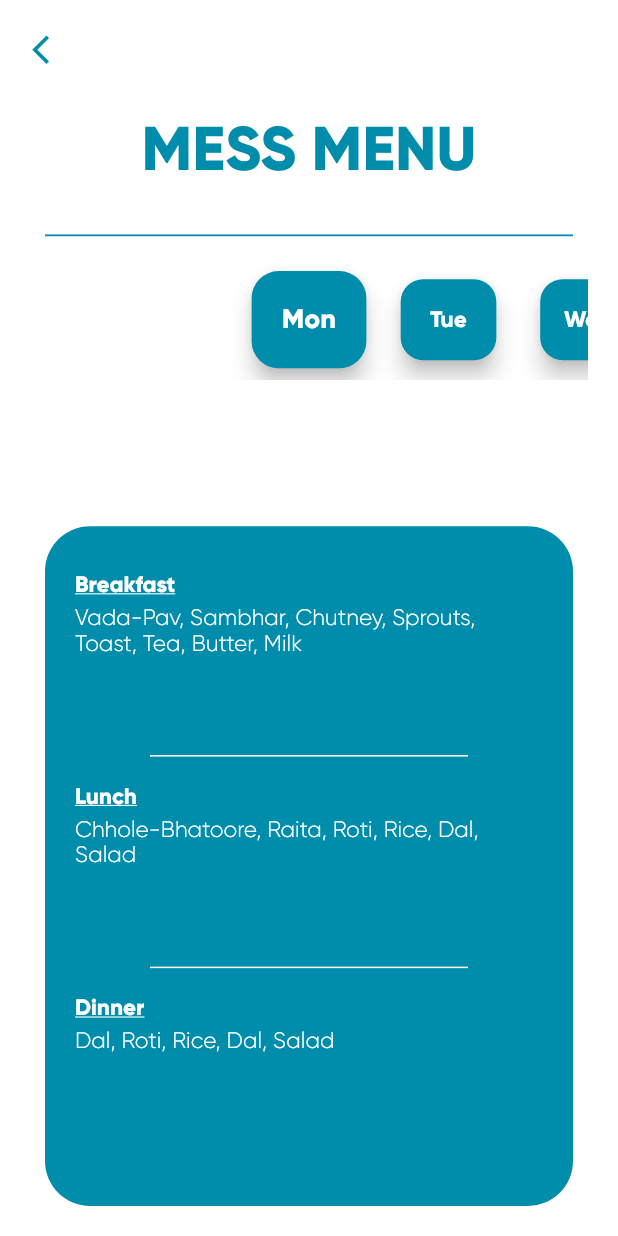
After one commit to Fuzzy-Spork/iiitdmj-companion, a Flutter app: the MessMenuScreen screen opened directly, on a phone screen of 412 x 824 dp. The commit adds this screen. Run offline on Flutter 3.47's test engine with Material 2 defaults, Android fonts, the phone set to English and light mode, and no system bars; our stand-ins replace cloud_firestore, font_awesome_flutter, line_awesome_flutter, rounded_loading_button, shared_preferences; accounts and stored records are empty; generated files the repository leaves out were written again.

Commit message:
Added Mess Menu Screen

```diff
--- a/lib/components/faculty/faculty_detailed_card.dart
+++ b/lib/components/faculty/faculty_detailed_card.dart
@@ -17,6 +17,7 @@ class FacultyCard extends StatefulWidget {
 class _FacultyCardState extends State<FacultyCard> {
   @override
   Widget build(BuildContext context) {
+    Size size = MediaQuery.of(context).size;
     var vertVal = displaySafeHeightBlocks(context);
     return SafeArea(
       child: Scaffold(
@@ -35,6 +36,7 @@ class _FacultyCardState extends State<FacultyCard> {
                       });
                     },
                     child: CircleAvatar(
+                      radius: size.height * 0.04,
                       backgroundColor: Colors.transparent,
                       child: Icon(
                         Icons.arrow_back_ios,
--- a/lib/screens/dashboard.dart
+++ b/lib/screens/dashboard.dart
@@ -3,7 +3,7 @@ import 'package:flutter/material.dart';
 import 'package:iiitdmjcompanion/screens/faculty_search_screen.dart';
 import 'package:iiitdmjcompanion/screens/login_screen.dart';
 import 'package:iiitdmjcompanion/services/storage_service.dart';
-
+import 'mess_menu_screen.dart';
 import '../constants.dart';
 
 class DashBoard extends StatefulWidget {
@@ -252,12 +252,12 @@ class _DashBoardState extends State<DashBoard> {
                       ),
                       GestureDetector(
                         onTap: () {
-//                        setState(() {
-//                          Navigator.push(
-//                              context,
-//                              MaterialPageRoute(
-//                                  builder: (context) => BusSchedule()));
-//                        });
+                          setState(() {
+                            Navigator.push(
+                                context,
+                                MaterialPageRoute(
+                                    builder: (context) => MessMenuScreen()));
+                          });
                         },
                         child: Card(
                           elevation: 0,
--- /dev/null
+++ b/lib/screens/mess_menu_screen.dart
@@ -0,0 +1,270 @@
+import 'package:flutter/material.dart';
+import 'package:iiitdmjcompanion/constants.dart';
+
+class MessMenuScreen extends StatefulWidget {
+  @override
+  _MessMenuScreenState createState() => _MessMenuScreenState();
+}
+
+class _MessMenuScreenState extends State<MessMenuScreen> {
+  List items = ['Mon', 'Tue', 'Wed', 'Thu', 'Fri', 'Sat', 'Sun'];
+  List breakfast = [
+    'Vada-Pav, Sambhar, Chutney, Sprouts, Toast, Tea, Butter, Milk',
+    'Pasta, Chutney, Sprouts, Toast, Tea, Butter, Milk',
+    'Uttapam, Nariyal Chutney, Sprouts, Toast, Tea, Butter, Milk',
+    'Halwa, Chane, Sprouts, Toast, Tea, Butter, Milk',
+    'Methi Parathe, Chutney, Sprouts, Toast, Tea, Butter, Milk',
+    'Dosa, Sambhar, Chutney, Sprouts, Toast, Tea, Butter, Milk',
+    'Aaloo Paratha, Chutney, Sprouts, Toast, Tea, Butter, Milk'
+  ];
+  List lunch = [
+    'Chhole-Bhatoore, Raita, Roti, Rice, Dal, Salad',
+    'Dal, Sabji, Roti, Rice, Salad',
+    'Chhole-Bhatoore, Raita, Roti, Rice, Dal, Salad',
+    'Halwa, Chane, Sprouts, Toast, Tea, Butter, Milk',
+    'Chhole-Bhatoore, Raita, Roti, Rice, Dal, Salad',
+    'Dosa, Sambhar, Chutney, Sprouts, Toast, Tea, Butter, Milk',
+    'Chhole-Bhatoore, Raita, Roti, Rice, Dal, Salad'
+  ];
+  List dinner = [
+    'Dal, Roti, Rice, Dal, Salad',
+    'Dal, Sabji, Pulao, Rice, Salad',
+    'Chhole-Bhatoore, Raita, Roti, Rice, Dal, Salad',
+    'Halwa, Chane, Sprouts, Toast, Tea, Butter, Milk',
+    'Chhole-Bhatoore, Dahi, Roti, Rice, Dal, Salad',
+    'Dosa, Sambhar, Chutney, Sprouts, Toast, Tea, Butter, Milk',
+    'Chhole-Bhatoore, Raita, Roti, Rice, Dal, Salad'
+  ];
+
+  String breakfastText;
+  String lunchText;
+  String dinnerText;
+
+  int _index = 0;
+
+  @override
+  void initState() {
+    breakfastText = breakfast[_index];
+    lunchText = lunch[_index];
+    dinnerText = dinner[_index];
+    super.initState();
+  }
+
+  @override
+  Widget build(BuildContext context) {
+    Size size = MediaQuery.of(context).size;
+    return SafeArea(
+      child: Scaffold(
+        backgroundColor: Colors.white,
+        body: Column(
+          children: [
+            Row(
+              children: [
+                GestureDetector(
+                  onTap: () {
+                    setState(() {
+                      Navigator.pop(context);
+                    });
+                  },
+                  child: CircleAvatar(
+                    radius: size.height * 0.04,
+                    backgroundColor: Colors.transparent,
+                    child: Icon(
+                      Icons.arrow_back_ios,
+                      color: kBackgroundColor,
+                      size: 23,
+                    ),
+                  ),
+                ),
+                Spacer(),
+              ],
+            ),
+            SizedBox(
+              height: size.height * 0.01,
+            ),
+            Text(
+              'MESS MENU',
+              style: TextStyle(
+                color: kBackgroundColor,
+                fontSize: size.height * 0.05,
+                fontWeight: FontWeight.w600,
+              ),
+            ),
+            SizedBox(
+              height: size.height * 0.03,
+            ),
+            Padding(
+              padding: const EdgeInsets.symmetric(horizontal: 30),
+              child: Divider(
+                color: kBackgroundColor,
+                thickness: 1.2,
+              ),
+            ),
+            SizedBox(
+              height: size.height * 0.01,
+            ),
+            Padding(
+              padding: const EdgeInsets.symmetric(horizontal: 20),
+              child: SizedBox(
+                height: 80, // card height
+                child: MessSwipeableCards(),
+              ),
+            ),
+            Spacer(),
+            Container(
+              margin: EdgeInsets.only(left: 20, right: 20, bottom: 20),
+              height: size.height * 0.55,
+              width: size.width - 60,
+              decoration: BoxDecoration(
+                color: kBackgroundColor,
+                borderRadius: BorderRadius.circular(30),
+              ),
+              child: Padding(
+                padding: const EdgeInsets.only(left: 20, right: 20, top: 30),
+                child: Column(
+                  crossAxisAlignment: CrossAxisAlignment.start,
+                  children: [
+                    Expanded(
+                      flex: 1,
+                      child: Column(
+                        crossAxisAlignment: CrossAxisAlignment.start,
+                        children: [
+                          Text(
+                            'Breakfast',
+                            style: TextStyle(
+                                color: Colors.white,
+                                fontSize: 15,
+                                fontWeight: FontWeight.w900,
+                                decoration: TextDecoration.underline),
+                          ),
+                          SizedBox(
+                            height: 4,
+                          ),
+                          Text(
+                            breakfastText,
+                            style: TextStyle(
+                              color: Colors.white,
+                              fontSize: 15,
+                              fontWeight: FontWeight.w500,
+                            ),
+                          ),
+                          Spacer(),
+                          Padding(
+                            padding: const EdgeInsets.only(
+                                left: 50, right: 50, bottom: 10),
+                            child: Divider(
+                              thickness: 1,
+                              color: Colors.white,
+                            ),
+                          )
+                        ],
+                      ),
+                    ),
+                    Expanded(
+                      flex: 1,
+                      child: Column(
+                        crossAxisAlignment: CrossAxisAlignment.start,
+                        children: [
+                          Text(
+                            'Lunch',
+                            style: TextStyle(
+                                color: Colors.white,
+                                fontSize: 15,
+                                fontWeight: FontWeight.w900,
+                                decoration: TextDecoration.underline),
+                          ),
+                          SizedBox(
+                            height: 4,
+                          ),
+                          Text(
+                            lunchText,
+                            style: TextStyle(
+                              color: Colors.white,
+                              fontSize: 15,
+                              fontWeight: FontWeight.w500,
+                            ),
+                          ),
+                          Spacer(),
+                          Padding(
+                            padding: const EdgeInsets.only(
+                                left: 50, right: 50, bottom: 10),
+                            child: Divider(
+                              thickness: 1,
+                              color: Colors.white,
+                            ),
+                          )
+                        ],
+                      ),
+                    ),
+                    Expanded(
+                      flex: 1,
+                      child: Column(
+                        crossAxisAlignment: CrossAxisAlignment.start,
+                        children: [
+                          Text(
+                            'Dinner',
+                            style: TextStyle(
+                                color: Colors.white,
+                                fontSize: 15,
+                                fontWeight: FontWeight.w900,
+                                decoration: TextDecoration.underline),
+                          ),
+                          SizedBox(
+                            height: 4,
+                          ),
+                          Text(
+                            dinnerText,
+                            style: TextStyle(
+                              color: Colors.white,
+                              fontSize: 15,
+                              fontWeight: FontWeight.w500,
+                            ),
+                          ),
+                        ],
+                      ),
+                    ),
+                  ],
+                ),
+              ),
+            )
+          ],
+        ),
+      ),
+    );
+  }
+
+  PageView MessSwipeableCards() {
+    return PageView.builder(
+      itemCount: 7,
+      onPageChanged: (int index) {
+        setState(() {
+          breakfastText = breakfast[index];
+          lunchText = lunch[index];
+          dinnerText = dinner[index];
+          return _index = index;
+        });
+      },
+      itemBuilder: (_, i) {
+        return Transform.scale(
+          scale: i == _index ? 0.9 : 0.75,
+          child: Card(
+            color: kBackgroundColor,
+            elevation: 6,
+            shape:
+                RoundedRectangleBorder(borderRadius: BorderRadius.circular(20)),
+            child: Center(
+              child: Text(
+                items[i],
+                style: TextStyle(
+                    fontSize: 20,
+                    color: Colors.white,
+                    fontWeight: FontWeight.w700),
+              ),
+            ),
+          ),
+        );
+      },
+      controller: PageController(viewportFraction: 0.25),
+    );
+  }
+}
```
Also changed, not shown: lib/screens/bus_schedule_screen.dart (added).
